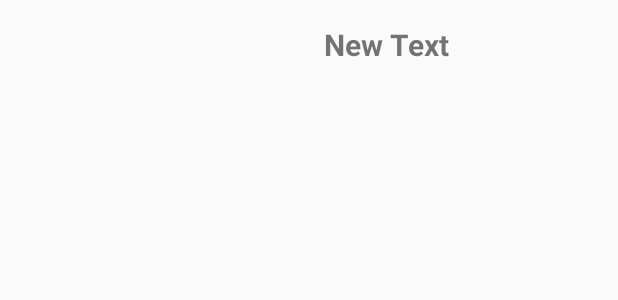
After one commit to jain2015/demo, an Android app: the layout content_detail.xml on its own in the app's theme, with its tools: preview values and no code run, on a phone screen of 412 x 824 dp. The commit adds this screen. Shown: the top 300 px of the screen. Run offline under Robolectric (Android 15) with nearby library versions, the phone set to English and light mode, and no system bars.

Commit message:
detail page commit

```diff
--- /dev/null
+++ b/ThemovieApplication/app/src/main/res/layout/content_detail.xml
@@ -0,0 +1,33 @@
+<?xml version="1.0" encoding="utf-8"?>
+<RelativeLayout xmlns:android="http://schemas.android.com/apk/res/android"
+    xmlns:app="http://schemas.android.com/apk/res-auto"
+    xmlns:tools="http://schemas.android.com/tools"
+    android:layout_width="match_parent"
+    android:layout_height="match_parent"
+    android:paddingBottom="@dimen/activity_vertical_margin"
+    android:paddingLeft="@dimen/activity_horizontal_margin"
+    android:paddingRight="@dimen/activity_horizontal_margin"
+    android:paddingTop="@dimen/activity_vertical_margin"
+    app:layout_behavior="@string/appbar_scrolling_view_behavior"
+    tools:context="com.example.priyanka.themovieapplication.DetailActivity"
+    tools:showIn="@layout/activity_detail">
+
+    <ImageView
+        android:layout_width="200dp"
+        android:layout_height="260dp"
+        android:layout_alignParentTop="true"
+        android:layout_alignParentLeft="true"
+        android:layout_alignParentStart="true"
+        android:id="@+id/detailImageView" />
+
+    <TextView
+        android:layout_width="wrap_content"
+        android:layout_height="wrap_content"
+        android:text="New Text"
+        android:id="@+id/detailTitle"
+        android:layout_alignParentTop="true"
+        android:layout_toRightOf="@+id/detailImageView"
+        android:layout_toEndOf="@+id/detailImageView"
+        android:textSize="20dp"
+        android:textStyle="bold" />
+</RelativeLayout>
--- a/ThemovieApplication/app/src/main/res/values/strings.xml
+++ b/ThemovieApplication/app/src/main/res/values/strings.xml
@@ -1,4 +1,5 @@
 <resources>
     <string name="app_name">The Movie</string>
     <string name="action_settings">Settings</string>
+    <string name="title_activity_detail">DetailActivity</string>
 </resources>
```
Also changed, not shown: ThemovieApplication/app/src/main/AndroidManifest.xml (+11 -0 lines), ThemovieApplication/app/src/main/java/com/example/priyanka/themovieapplication/Adapter.java (+36 -8 lines), ThemovieApplication/app/src/main/java/com/example/priyanka/themovieapplication/DetailActivity.java (added, +76 -0 lines), ThemovieApplication/app/src/main/java/com/example/priyanka/themovieapplication/MainActivity.java (+11 -27 lines), ThemovieApplication/app/src/main/java/com/example/priyanka/themovieapplication/model/Movie.java (+35 -0 lines), ThemovieApplication/app/src/main/java/com/example/priyanka/themovieapplication/service/MovieService.java (+121 -39 lines), ThemovieApplication/app/src/main/res/layout/activity_detail.xml (added, +34 -0 lines).
